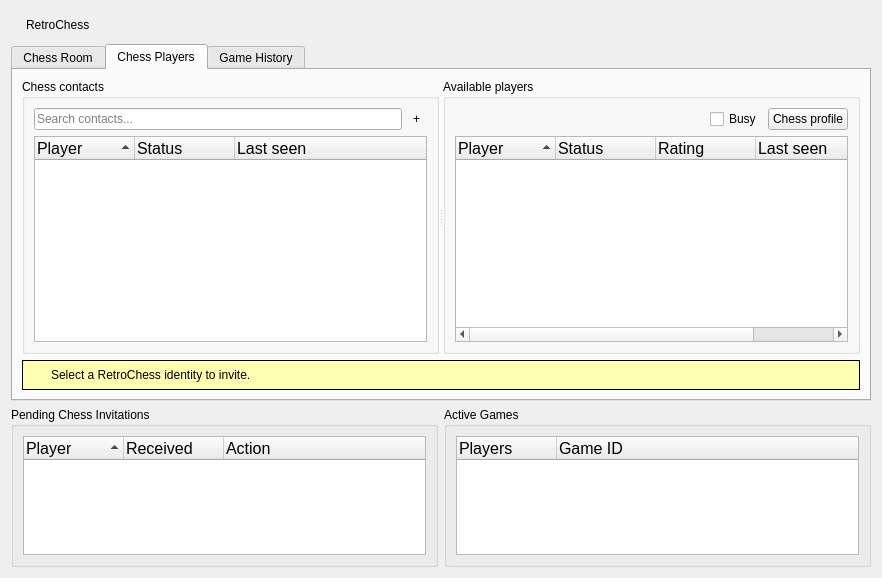
First picture: the form in gui/NEMainpage.ui, repository RetroShare/RetroChess, before the edit.
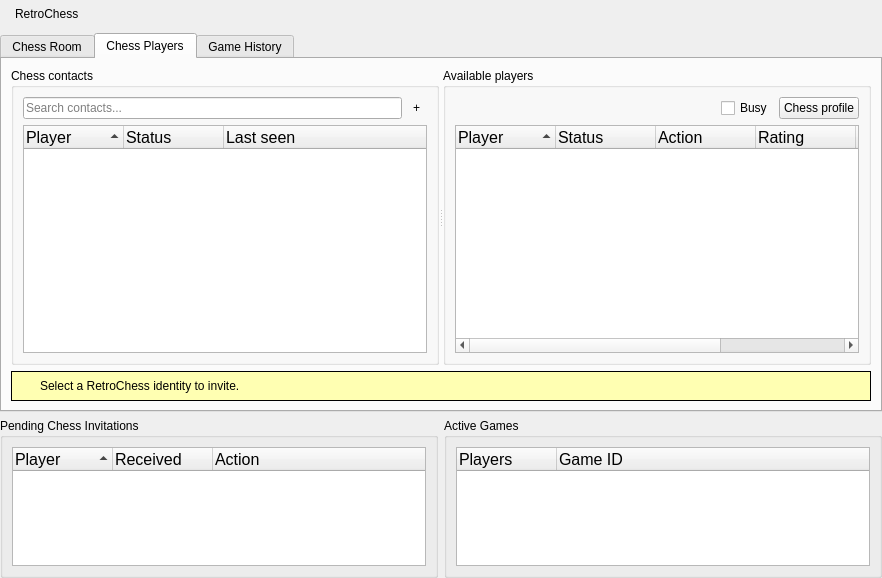
Second picture: the form after the edit. The open tabs and pages were chosen to show the change. Icons and pictures are not drawn.

Commit message: Added back Action column and fix layout margin

What changed in the file:
```diff
--- a/gui/NEMainpage.ui
+++ b/gui/NEMainpage.ui
@@ -14,6 +14,18 @@
    <string>Form</string>
   </property>
   <layout class="QGridLayout" name="gridLayout">
+   <property name="leftMargin">
+    <number>0</number>
+   </property>
+   <property name="topMargin">
+    <number>0</number>
+   </property>
+   <property name="rightMargin">
+    <number>0</number>
+   </property>
+   <property name="bottomMargin">
+    <number>0</number>
+   </property>
    <item row="2" column="0">
     <widget class="QGroupBox" name="pendingInvitesBox">
      <property name="maximumSize">
@@ -486,6 +498,11 @@
                <string>Status</string>
               </property>
              </column>
+             <column>
+              <property name="text">
+               <string>Action</string>
+              </property>
+             </column>
              <column>
               <property name="text">
                <string>Rating</string>
```
Left out of the diff: 2 changed lines with no effect on the pictures. The commit also changes 1 other file.
